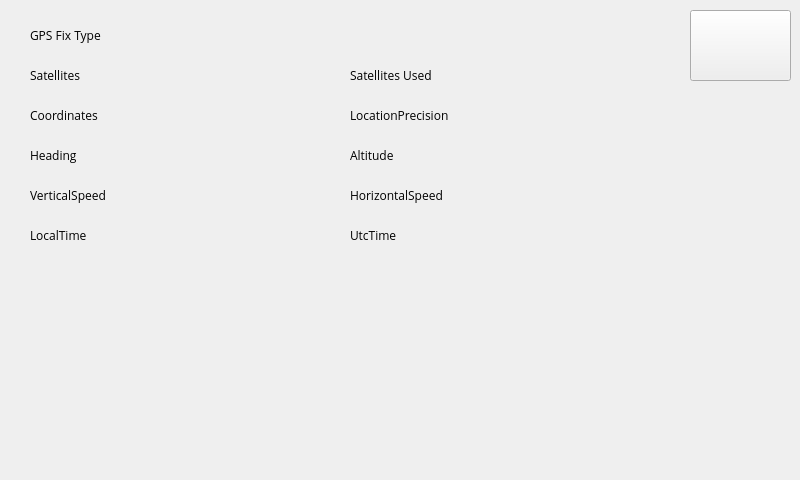
anthony-mills/nomadicpi, file src/visual_elements/main_window.ui: the form before one commit.
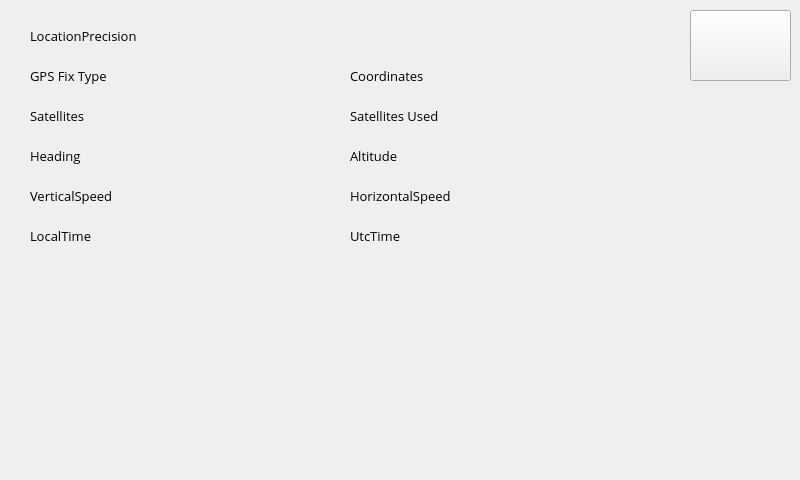
The form after the commit. Icons and pictures are not drawn.

Commit message: Changed base font on home and application pages.

What changed in the file:
```diff
--- a/src/visual_elements/main_window.ui
+++ b/src/visual_elements/main_window.ui
@@ -1459,6 +1459,7 @@
     <property name="font">
      <font>
       <family>Open Sans</family>
+      <pointsize>10</pointsize>
      </font>
     </property>
     <widget class="QPushButton" name="LocationReturnHome">
@@ -1494,7 +1495,7 @@
      <property name="geometry">
       <rect>
        <x>30</x>
-       <y>60</y>
+       <y>100</y>
        <width>311</width>
        <height>31</height>
       </rect>
@@ -1507,7 +1508,7 @@
      <property name="geometry">
       <rect>
        <x>350</x>
-       <y>60</y>
+       <y>100</y>
        <width>321</width>
        <height>31</height>
       </rect>
@@ -1520,7 +1521,7 @@
      <property name="geometry">
       <rect>
        <x>30</x>
-       <y>20</y>
+       <y>60</y>
        <width>301</width>
        <height>31</height>
       </rect>
@@ -1545,8 +1546,8 @@
     <widget class="QLabel" name="CurCoordinates">
      <property name="geometry">
       <rect>
-       <x>30</x>
-       <y>100</y>
+       <x>350</x>
+       <y>60</y>
        <width>311</width>
        <height>31</height>
       </rect>
@@ -1558,8 +1559,8 @@
     <widget class="QLabel" name="LocationPrecision">
      <property name="geometry">
       <rect>
-       <x>350</x>
-       <y>100</y>
+       <x>30</x>
+       <y>20</y>
        <width>331</width>
        <height>31</height>
       </rect>
```
Left out of the diff: 5 changed lines with no effect on the pictures. The commit also changes 1 other file.
